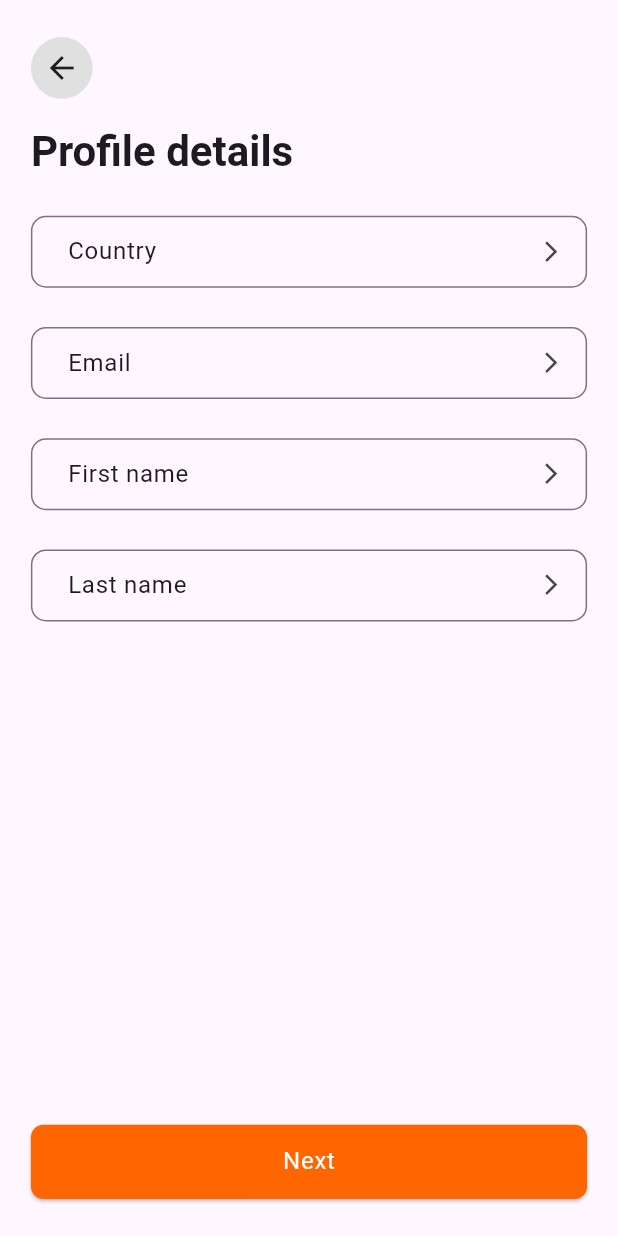
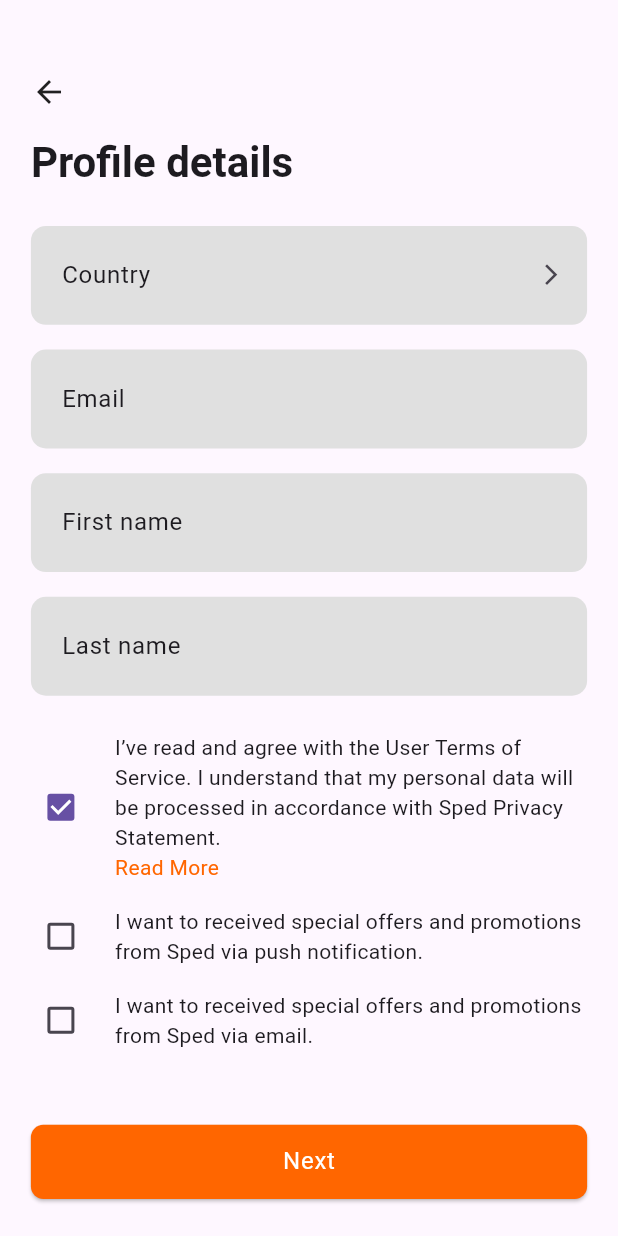
Before and after one commit to Md-Sifatullah617/sped, a Flutter app: the ProfileDetailsPage screen opened by its route, on a phone screen of 412 x 824 dp. Run offline on Flutter 3.47's test engine with Material 3 defaults, Android fonts, the light colour scheme and no system bars; our stand-ins replace animate_do, carousel_slider, country_code_picker, country_picker, fluttertoast, font_awesome_flutter and 1 more; statements that could not run were skipped.

Commit message:
profile details compete

```diff
--- a/lib/utils/custom_widgets/custom_text_field.dart
+++ b/lib/utils/custom_widgets/custom_text_field.dart
@@ -40,8 +40,13 @@ class CustomTextField extends StatelessWidget {
           height: Get.height * 0.01,
         ),
         Container(
-          height: Get.height * 0.06,
+          height: Get.height * 0.08,
+          width: Get.width,
           alignment: Alignment.center,
+          decoration: BoxDecoration(
+            color: AppColors.greyColor,
+            borderRadius: BorderRadius.circular(10),
+          ),
           child: TextFormField(
             controller: txtController,
             obscureText: obscureText ?? false,
@@ -67,12 +72,7 @@ class CustomTextField extends StatelessWidget {
               labelText: hintText,
               enabled: isCountryPicker ?? false ? false : true,
               labelStyle: Theme.of(context).textTheme.bodyLarge,
-              border: OutlineInputBorder(
-                borderSide: const BorderSide(
-                  color: AppColors.greyColor,
-                ),
-                borderRadius: BorderRadius.circular(10),
-              ),
+              border: InputBorder.none,
               // fillColor: AppColors.fedBlue,
               // filled: true,
             ),
--- a/lib/view/stores/profile_details.dart
+++ b/lib/view/stores/profile_details.dart
@@ -17,19 +17,14 @@ class ProfileDetailsPage extends StatelessWidget {
           vertical: Get.width * 0.06,
         ),
         child: Column(crossAxisAlignment: CrossAxisAlignment.start, children: [
+          SizedBox(
+            height: Get.height * 0.03,
+          ),
           InkWell(
             onTap: () {
               Get.back();
             },
-            child: Container(
-              height: Get.height * 0.05,
-              width: Get.width * 0.1,
-              decoration: const BoxDecoration(
-                color: AppColors.greyColor,
-                shape: BoxShape.circle,
-              ),
-              child: const Icon(Icons.arrow_back),
-            ),
+            child: const Icon(Icons.arrow_back),
           ),
           SizedBox(
             height: Get.height * 0.02,
@@ -64,36 +59,69 @@ class ProfileDetailsPage extends StatelessWidget {
             ),
           ),
           SizedBox(
-            height: Get.height * 0.02,
+            height: Get.height * 0.01,
           ),
           CustomTextField(
             hintText: "Email",
-            suffixWidget: Icon(
-              Icons.arrow_forward_ios,
-              size: Get.width * 0.04,
-            ),
+          ),
+          SizedBox(
+            height: Get.height * 0.01,
+          ),
+          CustomTextField(
+            hintText: "First name",
+          ),
+          SizedBox(
+            height: Get.height * 0.01,
+          ),
+          CustomTextField(
+            hintText: "Last name",
           ),
           SizedBox(
             height: Get.height * 0.02,
           ),
-          CustomTextField(
-              hintText: "First name",
-              suffixWidget: Icon(
-                Icons.arrow_forward_ios,
-                size: Get.width * 0.04,
-              )),
-          SizedBox(
-            height: Get.height * 0.02,
-          ),
-          CustomTextField(
-            hintText: "Last name",
-            suffixWidget: Icon(
-              Icons.arrow_forward_ios,
-              size: Get.width * 0.04,
+          CheckboxListTile(
+            value: true,
+            onChanged: (value) {},
+            controlAffinity: ListTileControlAffinity.leading,
+            contentPadding: EdgeInsets.zero,
+            title: Column(
+              crossAxisAlignment: CrossAxisAlignment.start,
+              children: [
+                Text(
+                  "I’ve read and agree with the User Terms of Service. I understand that my personal data will be processed in accordance with Sped Privacy Statement.",
+                  style: Theme.of(context).textTheme.bodyMedium,
+                ),
+                InkWell(
+                  onTap: () {},
+                  child: Text(
+                    "Read More",
+                    style: Theme.of(context).textTheme.bodyMedium!.copyWith(
+                          color: AppColors.logoColor,
+                        ),
+                  ),
+                ),
+              ],
             ),
           ),
-          SizedBox(
-            height: Get.height * 0.02,
+          CheckboxListTile(
+            value: false,
+            onChanged: (value) {},
+            controlAffinity: ListTileControlAffinity.leading,
+            contentPadding: EdgeInsets.zero,
+            title: Text(
+              "I want to received special offers and promotions from Sped via push notification.",
+              style: Theme.of(context).textTheme.bodyMedium,
+            ),
+          ),
+          CheckboxListTile(
+            value: false,
+            onChanged: (value) {},
+            controlAffinity: ListTileControlAffinity.leading,
+            contentPadding: EdgeInsets.zero,
+            title: Text(
+              "I want to received special offers and promotions from Sped via email.",
+              style: Theme.of(context).textTheme.bodyMedium,
+            ),
           ),
           const Spacer(),
           PrimaryBtn(title: "Next", onPressed: () {}),
```
Also changed, not shown: lib/utils/custom_widgets/custom_checkbox.dart (added, +62 -0 lines).
